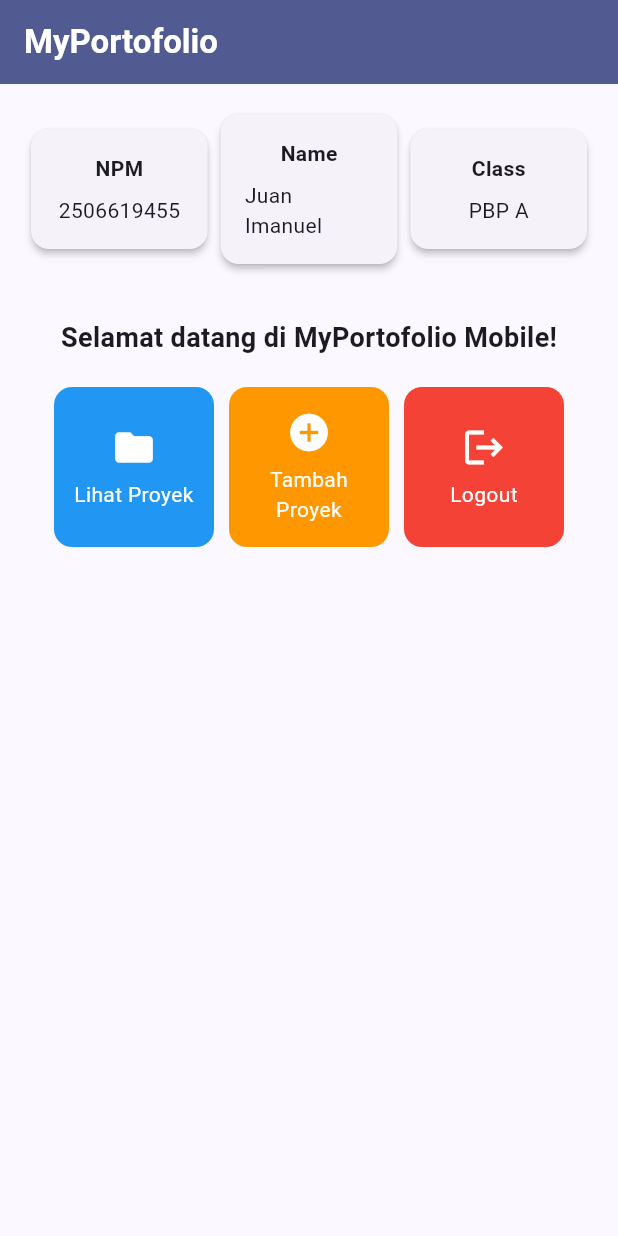
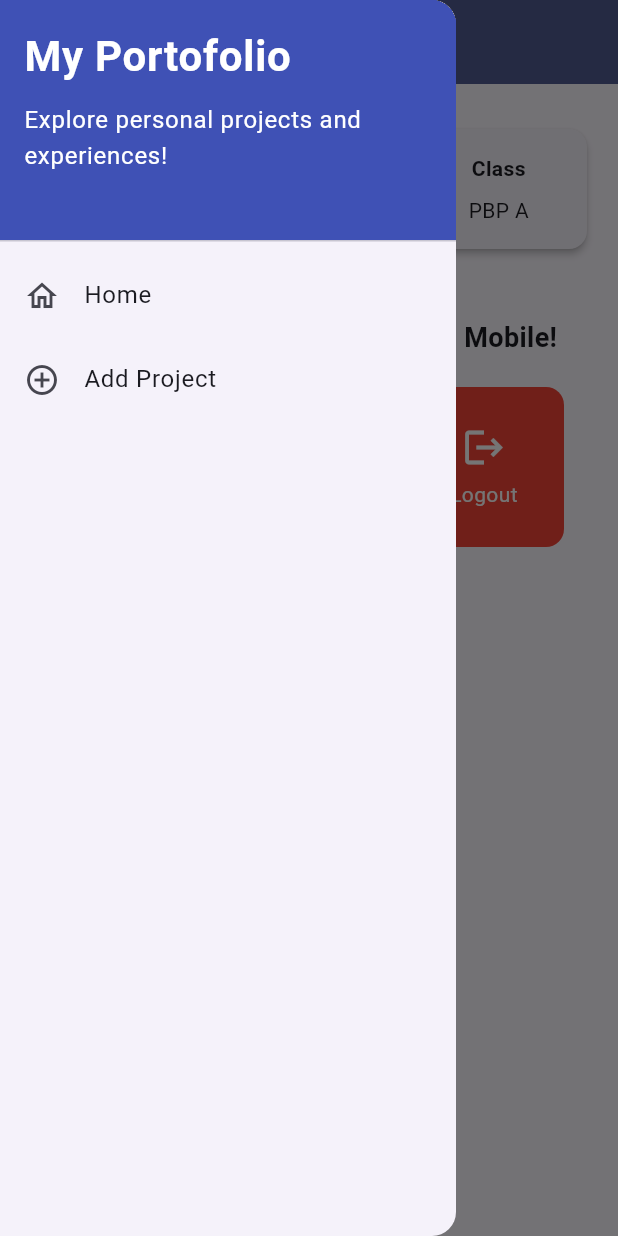
Before and after one commit to imanuelo/myportofolio_mobile, a Flutter app: the screen it shows after launch, with the side drawer open (before the commit the screen has no drawer), on a phone screen of 412 x 824 dp. Run offline on Flutter 3.47's test engine with Material 3 defaults, Android fonts, the phone set to English and light mode, and no system bars; our stand-ins replace material_ui.

Commit message:
Tutorial 09: Flutter Navigation, Layouts, Forms, and Input Elements

```diff
--- a/lib/main.dart
+++ b/lib/main.dart
@@ -1,5 +1,5 @@
-import 'package:flutter/material.dart';
-import 'package:myportofolio_mobile/menu.dart';
+import 'package:material_ui/material_ui.dart';
+import 'package:myportofolio_mobile/screens/menu.dart';
 
 void main() {
   runApp(const MyApp());
--- a/lib/menu.dart
+++ b/lib/screens/menu.dart
@@ -1,4 +1,6 @@
-import 'package:flutter/material.dart';
+import 'package:material_ui/material_ui.dart';
+import 'package:myportofolio_mobile/widgets/left_drawer.dart';
+import 'package:myportofolio_mobile/widgets/project_card.dart';
 
 class MyHomePage extends StatelessWidget {
   MyHomePage({super.key});
@@ -22,7 +24,9 @@ class MyHomePage extends StatelessWidget {
           style: TextStyle(color: Colors.white, fontWeight: FontWeight.bold),
         ),
         backgroundColor: Theme.of(context).colorScheme.primary,
+        iconTheme: const IconThemeData(color: Colors.white),
       ),
+      drawer: const LeftDrawer(),
       body: Padding(
         padding: const EdgeInsets.all(16.0),
         child: Column(
@@ -98,51 +102,3 @@ class InfoCard extends StatelessWidget {
     );
   }
 }
-
-class ItemHomePage {
-  final String name;
-  final IconData icon;
-  final Color color;
-
-  ItemHomePage(this.name, this.icon, this.color);
-}
-
-class ItemCard extends StatelessWidget {
-  final ItemHomePage item;
-
-  const ItemCard(this.item, {super.key});
-
-  @override
-  Widget build(BuildContext context) {
-    return Material(
-      color: item.color,
-      borderRadius: BorderRadius.circular(12),
-      child: InkWell(
-        onTap: () {
-          ScaffoldMessenger.of(context)
-            ..hideCurrentSnackBar()
-            ..showSnackBar(
-              SnackBar(content: Text("Kamu telah menekan tombol ${item.name}")),
-            );
-        },
-        child: Container(
-          padding: const EdgeInsets.all(8),
-          child: Center(
-            child: Column(
-              mainAxisAlignment: MainAxisAlignment.center,
-              children: [
-                Icon(item.icon, color: Colors.white, size: 30.0),
-                const Padding(padding: EdgeInsets.all(3)),
-                Text(
-                  item.name,
-                  textAlign: TextAlign.center,
-                  style: const TextStyle(color: Colors.white),
-                ),
-              ],
-            ),
-          ),
-        ),
-      ),
-    );
-  }
-}
--- /dev/null
+++ b/lib/widgets/left_drawer.dart
@@ -0,0 +1,60 @@
+import 'package:material_ui/material_ui.dart';
+import 'package:myportofolio_mobile/screens/menu.dart';
+import 'package:myportofolio_mobile/screens/project_form.dart';
+
+class LeftDrawer extends StatelessWidget {
+  const LeftDrawer({super.key});
+
+  @override
+  Widget build(BuildContext context) {
+    return Drawer(
+      child: ListView(
+        children: [
+          const DrawerHeader(
+            decoration: BoxDecoration(color: Colors.indigo),
+            child: Column(
+              crossAxisAlignment: CrossAxisAlignment.start,
+              children: [
+                Text(
+                  'My Portofolio',
+                  style: TextStyle(
+                    fontSize: 28,
+                    fontWeight: FontWeight.bold,
+                    color: Colors.white,
+                  ),
+                ),
+                SizedBox(height: 10),
+                Text(
+                  'Explore personal projects and experiences!',
+                  style: TextStyle(fontSize: 16, color: Colors.white),
+                ),
+              ],
+            ),
+          ),
+          ListTile(
+            leading: const Icon(Icons.home_outlined),
+            title: const Text('Home'),
+            onTap: () {
+              Navigator.pushReplacement(
+                context,
+                MaterialPageRoute(builder: (context) => MyHomePage()),
+              );
+            },
+          ),
+          ListTile(
+            leading: const Icon(Icons.add_circle_outline),
+            title: const Text('Add Project'),
+            onTap: () {
+              Navigator.push(
+                context,
+                MaterialPageRoute(
+                  builder: (context) => const ProjectFormPage(),
+                ),
+              );
+            },
+          ),
+        ],
+      ),
+    );
+  }
+}
--- /dev/null
+++ b/lib/widgets/project_card.dart
@@ -0,0 +1,57 @@
+import 'package:material_ui/material_ui.dart';
+import 'package:myportofolio_mobile/screens/project_form.dart';
+
+class ItemHomePage {
+  final String name;
+  final IconData icon;
+  final Color color;
+
+  ItemHomePage(this.name, this.icon, this.color);
+}
+
+class ItemCard extends StatelessWidget {
+  final ItemHomePage item;
+
+  const ItemCard(this.item, {super.key});
+
+  @override
+  Widget build(BuildContext context) {
+    return Material(
+      color: item.color,
+      borderRadius: BorderRadius.circular(12),
+      child: InkWell(
+        onTap: () {
+          ScaffoldMessenger.of(context)
+            ..hideCurrentSnackBar()
+            ..showSnackBar(
+              SnackBar(content: Text("Kamu telah menekan tombol ${item.name}!")),
+            );
+
+          if (item.name == "Tambah Proyek") {
+            Navigator.push(
+              context,
+              MaterialPageRoute(builder: (context) => const ProjectFormPage()),
+            );
+          }
+        },
+        child: Container(
+          padding: const EdgeInsets.all(8),
+          child: Center(
+            child: Column(
+              mainAxisAlignment: MainAxisAlignment.center,
+              children: [
+                Icon(item.icon, color: Colors.white, size: 30),
+                const Padding(padding: EdgeInsets.all(3)),
+                Text(
+                  item.name,
+                  textAlign: TextAlign.center,
+                  style: const TextStyle(color: Colors.white),
+                )
+              ],
+            ),
+          ),
+        ),
+      ),
+    );
+  }
+}
--- a/pubspec.yaml
+++ b/pubspec.yaml
@@ -34,6 +34,7 @@ dependencies:
   # The following adds the Cupertino Icons font to your application.
   # Use with the CupertinoIcons class for iOS style icons.
   cupertino_icons: ^1.0.8
+  material_ui: ^1.11.1
 
 dev_dependencies:
   flutter_test:
```
Also changed, not shown: lib/screens/project_form.dart (added, +217 -0 lines), pubspec.lock.
